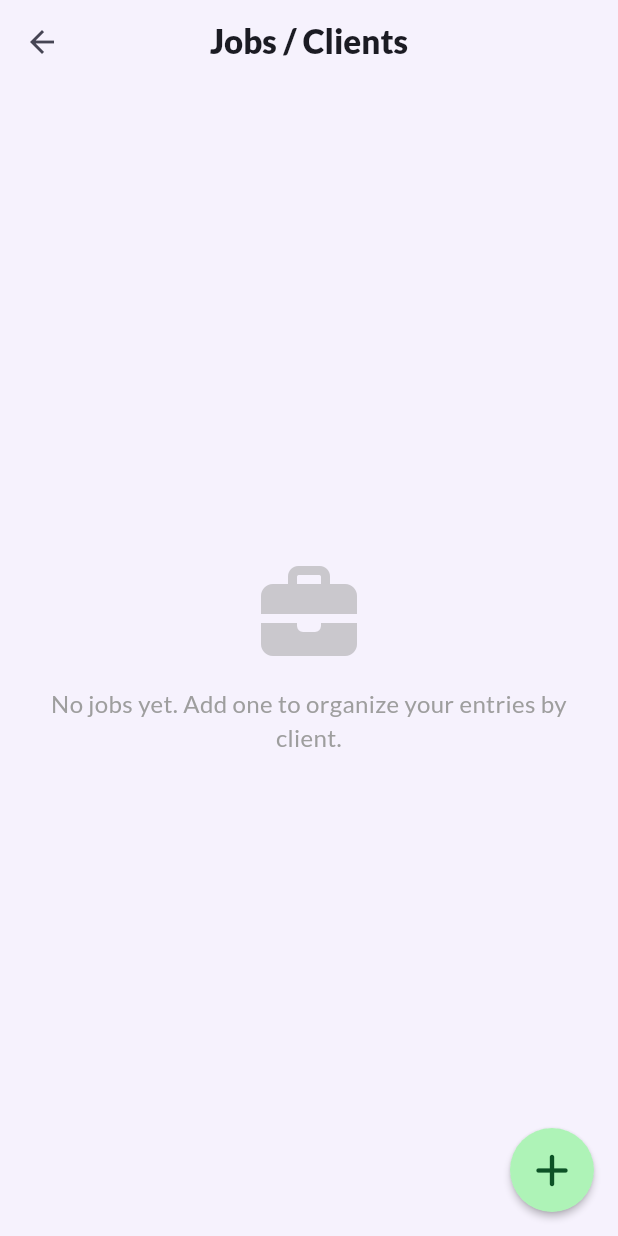
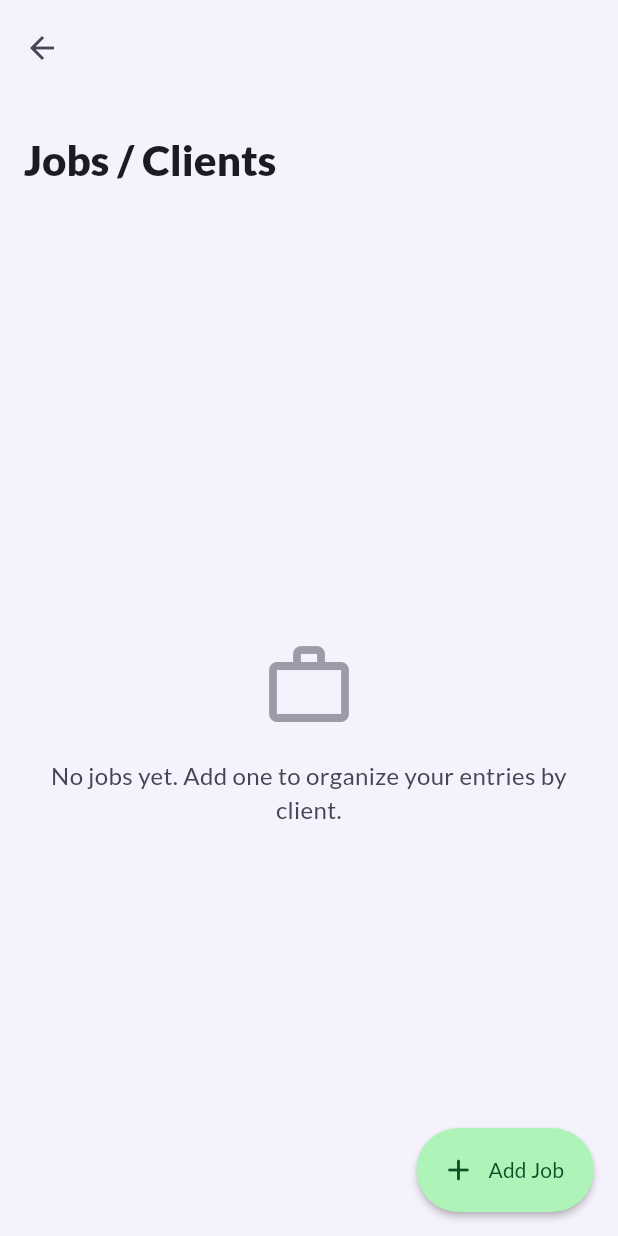
Before and after one commit to davidmenendez9901/time_register, a Flutter app: the JobsPage screen opened directly, on a phone screen of 412 x 824 dp. Run offline on Flutter 3.47's test engine with Material 3 defaults, Android fonts, the phone set to English and light mode, and no system bars; our stand-ins replace csv, cupertino_native_better, equatable, fl_chart, flutter_bloc, font_awesome_flutter and 5 more; missing offline and left inert: file_selector; accounts and stored records are empty.

Commit message:
feat: redesign the jobs screen
Jobs become a grouped list (job-colored badge, rate on the right,
archived jobs muted and labelled) under a large title. Adding moves to
a glass button in the bar on Apple and an extended FAB elsewhere;
deleting moves into the edit dialog and confirms with an adaptive
alert.

Co-Authored-By: Claude Opus 5.5 (1M context) <noreply@anthropic.com>

```diff
--- a/lib/presentation/pages/jobs_page.dart
+++ b/lib/presentation/pages/jobs_page.dart
@@ -1,12 +1,15 @@
+import 'package:cupertino_native_better/cupertino_native_better.dart';
+import 'package:flutter/cupertino.dart';
 import 'package:flutter/material.dart';
 import 'package:flutter/services.dart';
 import 'package:flutter_bloc/flutter_bloc.dart';
-import 'package:font_awesome_flutter/font_awesome_flutter.dart';
 import 'package:time_register/l10n/app_localizations.dart';
 
 import '../../core/entities/job.dart';
+import '../../core/platform/app_platform.dart';
 import '../blocs/jobs/jobs_cubit.dart';
 import '../utils/currency.dart';
+import '../widgets/settings_list.dart';
 
 /// Predefined colors a job can use.
 const jobColors = [
@@ -23,85 +26,64 @@ const jobColors = [
 class JobsPage extends StatelessWidget {
   const JobsPage({super.key});
 
+  /// Wide layouts (iPad, Mac, tablets) center the list at this width.
+  static const double _maxContentWidth = 700;
+
   @override
   Widget build(BuildContext context) {
     final l10n = AppLocalizations.of(context)!;
+    final apple = isApplePlatform;
+
     return Scaffold(
-      appBar: AppBar(title: Text(l10n.jobs), centerTitle: true),
-      floatingActionButton: FloatingActionButton(
-        tooltip: l10n.addJob,
+      floatingActionButton: apple
+          ? null
+          : FloatingActionButton.extended(
               onPressed: () => _showJobDialog(context),
-        child: const FaIcon(FontAwesomeIcons.plus),
+              icon: const Icon(Icons.add_rounded),
+              label: Text(l10n.addJob),
             ),
-      body: BlocBuilder<JobsCubit, List<Job>>(
+      body: LayoutBuilder(
+        builder: (context, constraints) {
+          final gutter = constraints.maxWidth > _maxContentWidth + 32
+              ? (constraints.maxWidth - _maxContentWidth) / 2
+              : 16.0;
+          return BlocBuilder<JobsCubit, List<Job>>(
             builder: (context, jobs) {
-          if (jobs.isEmpty) {
-            return Center(
-              child: Padding(
-                padding: const EdgeInsets.all(32),
-                child: Column(
-                  mainAxisAlignment: MainAxisAlignment.center,
-                  children: [
-                    FaIcon(
-                      FontAwesomeIcons.briefcase,
-                      size: 64,
-                      color: Colors.grey.withValues(alpha: 0.5),
+              return CustomScrollView(
+                slivers: [
+                  SliverAppBar.large(
+                    title: Text(l10n.jobs),
+                    actions: [
+                      if (apple)
+                        Padding(
+                          padding: const EdgeInsets.only(right: 12),
+                          child: Semantics(
+                            button: true,
+                            label: l10n.addJob,
+                            child: CNButton.icon(
+                              icon: const CNSymbol('plus', size: 16),
+                              onPressed: () => _showJobDialog(context),
                             ),
-                    const SizedBox(height: 16),
-                    Text(
-                      l10n.noJobs,
-                      textAlign: TextAlign.center,
-                      style: const TextStyle(fontSize: 16, color: Colors.grey),
+                          ),
                         ),
                     ],
                   ),
-              ),
-            );
-          }
-          final symbol = currencySymbolOf(context);
-          return ListView.builder(
-            padding: const EdgeInsets.fromLTRB(16, 16, 16, 100),
-            itemCount: jobs.length,
-            itemBuilder: (context, index) {
-              final job = jobs[index];
-              return Card(
-                margin: const EdgeInsets.only(bottom: 12),
-                elevation: 2,
-                child: ListTile(
-                  leading: Container(
-                    width: 36,
-                    height: 36,
-                    decoration: BoxDecoration(
-                      color: Color(job.colorValue),
-                      shape: BoxShape.circle,
+                  if (jobs.isEmpty)
+                    SliverFillRemaining(
+                      hasScrollBody: false,
+                      child: _EmptyJobs(message: l10n.noJobs),
+                    )
+                  else
+                    SliverPadding(
+                      padding: EdgeInsets.fromLTRB(gutter, 8, gutter, 120),
+                      sliver: SliverToBoxAdapter(
+                        child: _JobsList(
+                          jobs: jobs,
+                          onEdit: (job) => _showJobDialog(context, job: job),
                         ),
                       ),
-                  title: Text(
-                    job.name,
-                    style: TextStyle(
-                      fontWeight: FontWeight.bold,
-                      color: job.archived ? Colors.grey : null,
-                      decoration: job.archived
-                          ? TextDecoration.lineThrough
-                          : null,
                     ),
-                  ),
-                  subtitle: Text(
-                    job.hourlyRate != null
-                        ? '$symbol${job.hourlyRate!.toStringAsFixed(2)} ${l10n.perHour}'
-                        : l10n.defaultRateLabel,
-                  ),
-                  onTap: () => _showJobDialog(context, job: job),
-                  trailing: IconButton(
-                    icon: const FaIcon(
-                      FontAwesomeIcons.trash,
-                      size: 16,
-                      color: Colors.red,
-                    ),
-                    tooltip: l10n.deleteJob,
-                    onPressed: () => _confirmDelete(context, job),
-                  ),
-                ),
+                ],
               );
             },
           );
@@ -112,22 +94,40 @@ class JobsPage extends StatelessWidget {
 
   void _confirmDelete(BuildContext context, Job job) {
     final l10n = AppLocalizations.of(context)!;
-    showDialog(
+
+    void confirm(BuildContext dialogContext) {
+      context.read<JobsCubit>().delete(job.id!);
+      Navigator.pop(dialogContext);
+    }
+
+    showAdaptiveDialog<void>(
       context: context,
-      builder: (dialogContext) => AlertDialog(
+      builder: (dialogContext) => AlertDialog.adaptive(
         title: Text(l10n.deleteJob),
         content: Text(l10n.deleteJobConfirm),
-        actions: [
+        actions: isApplePlatform
+            ? [
+                CupertinoDialogAction(
+                  onPressed: () => Navigator.pop(dialogContext),
+                  child: Text(l10n.cancel),
+                ),
+                CupertinoDialogAction(
+                  isDestructiveAction: true,
+                  onPressed: () => confirm(dialogContext),
+                  child: Text(l10n.delete),
+                ),
+              ]
+            : [
                 TextButton(
                   onPressed: () => Navigator.pop(dialogContext),
                   child: Text(l10n.cancel),
                 ),
                 TextButton(
-            onPressed: () {
-              context.read<JobsCubit>().delete(job.id!);
-              Navigator.pop(dialogContext);
-            },
-            child: Text(l10n.delete, style: const TextStyle(color: Colors.red)),
+                  onPressed: () => confirm(dialogContext),
+                  style: TextButton.styleFrom(
+                    foregroundColor: Theme.of(context).colorScheme.error,
+                  ),
+                  child: Text(l10n.delete),
                 ),
               ],
       ),
@@ -238,6 +238,17 @@ class JobsPage extends StatelessWidget {
             ),
           ),
           actions: [
+            if (isEdit)
+              TextButton(
+                onPressed: () {
+                  Navigator.pop(dialogContext);
+                  _confirmDelete(context, job);
+                },
+                style: TextButton.styleFrom(
+                  foregroundColor: Theme.of(dialogContext).colorScheme.error,
+                ),
+                child: Text(l10n.delete),
+              ),
             TextButton(
               onPressed: () => Navigator.pop(dialogContext),
               child: Text(l10n.cancel),
@@ -276,3 +287,68 @@ class JobsPage extends StatelessWidget {
     );
   }
 }
+
+class _JobsList extends StatelessWidget {
+  final List<Job> jobs;
+  final ValueChanged<Job> onEdit;
+
+  const _JobsList({required this.jobs, required this.onEdit});
+
+  @override
+  Widget build(BuildContext context) {
+    final l10n = AppLocalizations.of(context)!;
+    final symbol = currencySymbolOf(context);
+    final muted = Theme.of(context).colorScheme.onSurfaceVariant;
+
+    return SettingsSection(
+      footer: l10n.jobRateHelper,
+      children: [
+        for (final job in jobs)
+          SettingsTile(
+            icon: isApplePlatform
+                ? CupertinoIcons.briefcase_fill
+                : Icons.work_outline,
+            color: job.archived ? muted : Color(job.colorValue),
+            title: job.name,
+            subtitle: job.archived ? l10n.archiveJob : null,
+            value: job.hourlyRate != null
+                ? '$symbol${job.hourlyRate!.toStringAsFixed(2)}'
+                : l10n.defaultRateLabel,
+            onTap: () => onEdit(job),
+          ),
+      ],
+    );
+  }
+}
+
+class _EmptyJobs extends StatelessWidget {
+  final String message;
+
+  const _EmptyJobs({required this.message});
+
+  @override
+  Widget build(BuildContext context) {
+    final muted = Theme.of(context).colorScheme.onSurfaceVariant;
+    return Center(
+      child: Padding(
+        padding: const EdgeInsets.all(32),
+        child: Column(
+          mainAxisSize: MainAxisSize.min,
+          children: [
+            Icon(
+              isApplePlatform ? CupertinoIcons.briefcase : Icons.work_outline,
+              size: 64,
+              color: muted.withValues(alpha: 0.5),
+            ),
+            const SizedBox(height: 16),
+            Text(
+              message,
+              textAlign: TextAlign.center,
+              style: TextStyle(fontSize: 16, color: muted),
+            ),
+          ],
+        ),
+      ),
+    );
+  }
+}
```
Lines whose indentation alone changed are shown as unchanged.
